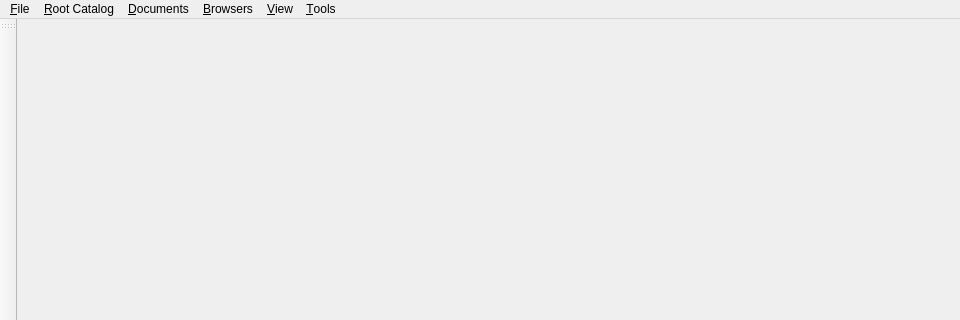
Above: packages/rehuco-agent/src/rehuco_agent/main_window.ui from borco/rehuco before the change; both pictures show x 0 to 960 and y 0 to 320 of the 960 by 640 pixel window. Below: the same form after it.
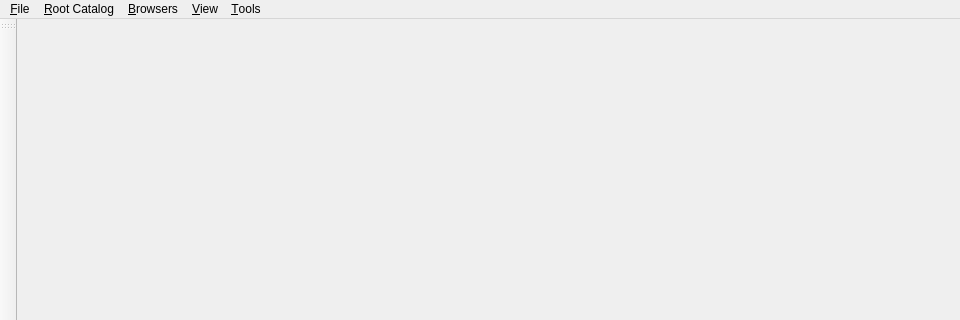
That is the form after the change. Icons and pictures are not drawn.

Commit message:
refs #465: feat: the Documents menu goes back into File, and a document row reserves its own check and icon columns
File holds the open and close verbs, the open list, then Settings and Quit; the
Documents menu and FILE_MENU_MOVES_TO_APP_MENU are gone. RehuDocumentMenuEntry
raises maxIconWidth to QMenu's own icon column (small icon + 4), so the check and
the unsaved marker no longer draw over the title when no native row has an icon,
and the text x is the same with or without one.

Patch:
```diff
--- a/packages/rehuco-agent/src/rehuco_agent/main_window.ui
+++ b/packages/rehuco-agent/src/rehuco_agent/main_window.ui
@@ -27,11 +27,6 @@
     <property name="title">
      <string>&amp;File</string>
     </property>
-   </widget>
-   <widget class="QMenu" name="documents_menu">
-    <property name="title">
-     <string>&amp;Documents</string>
-    </property>
     <widget class="QMenu" name="open_recents_menu">
      <property name="title">
       <string>Open recen&amp;ts</string>
@@ -82,7 +77,6 @@
    </widget>
    <addaction name="file_menu"/>
    <addaction name="rehuco_menu"/>
-   <addaction name="documents_menu"/>
    <addaction name="browsers_menu"/>
    <addaction name="view_menu"/>
    <addaction name="tools_menu"/>
```
The commit also changes 9 other files.
